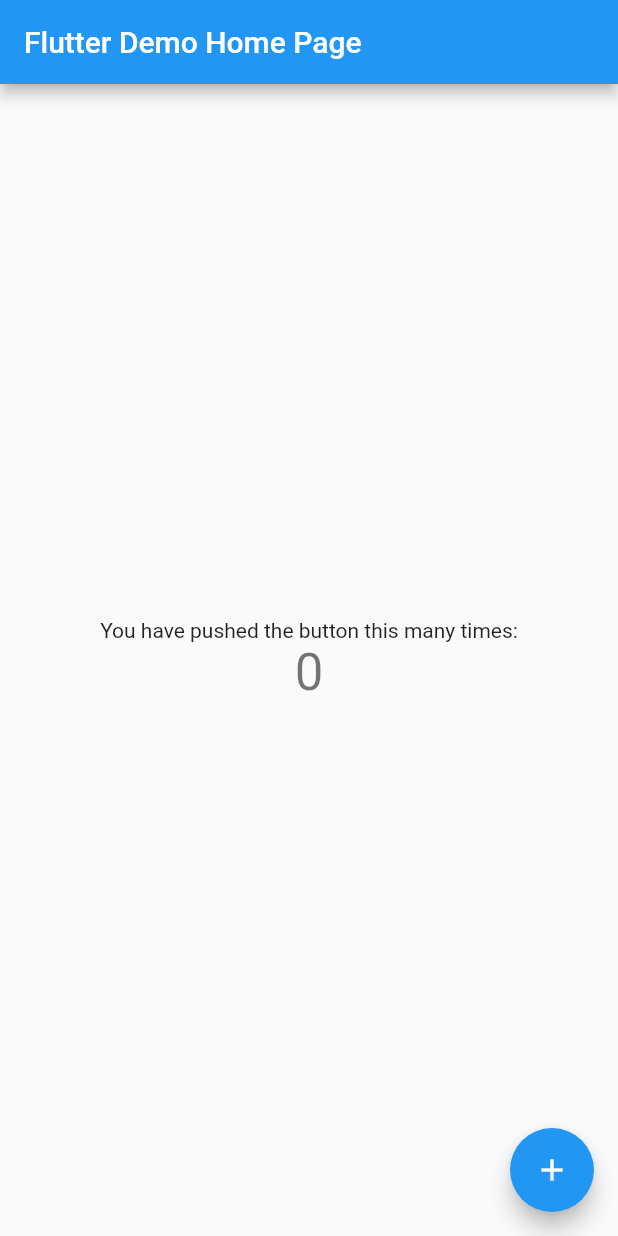
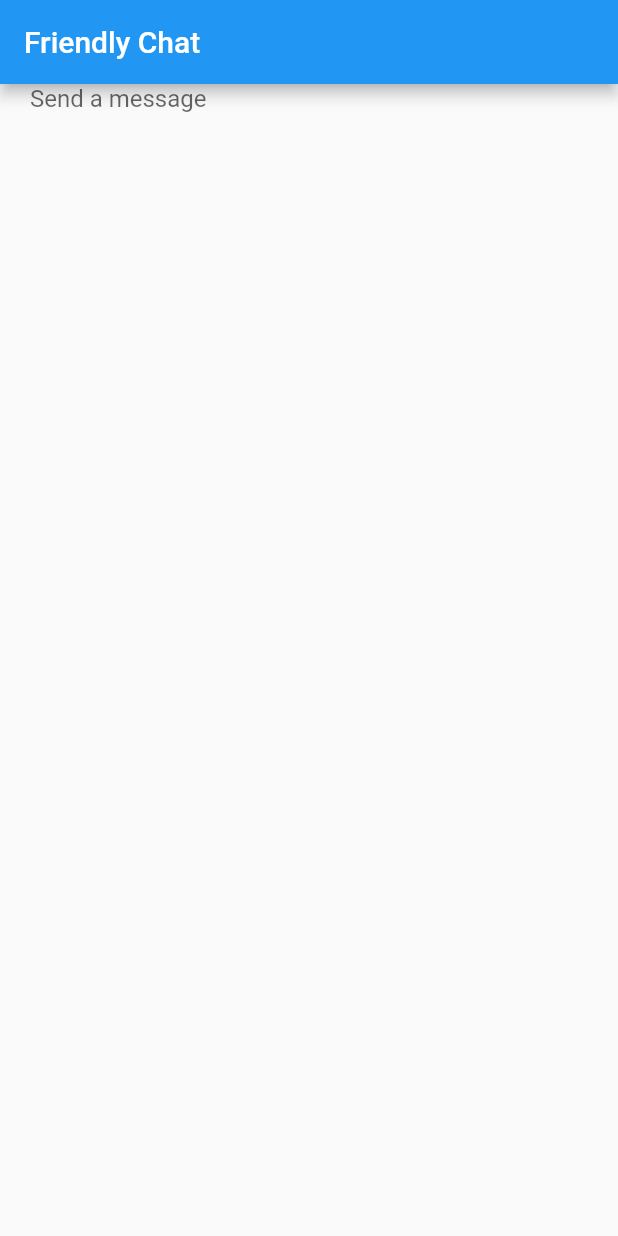
Before and after one commit to johnstennett24/Chat-app-tutorial, a Flutter app: the screen it shows after launch, on a phone screen of 412 x 824 dp. Run offline on Flutter 3.47's test engine with Material 2 defaults, Android fonts, the phone set to English and light mode, and no system bars.

Commit message:
added more based on the tutorial

```diff
--- a/my_app/lib/main.dart
+++ b/my_app/lib/main.dart
@@ -1,115 +1,59 @@
 import 'package:flutter/material.dart';
 
 void main() {
-  runApp(const MyApp());
+  runApp(const FriendlyChatApp());
 }
 
-class MyApp extends StatelessWidget {
-  const MyApp({Key? key}) : super(key: key);
+class FriendlyChatApp extends StatelessWidget {
+  const FriendlyChatApp({
+    Key? key,
+  }) : super(key: key);
 
-  // This widget is the root of your application.
   @override
   Widget build(BuildContext context) {
-    return MaterialApp(
-      title: 'Flutter Demo',
-      theme: ThemeData(
-        // This is the theme of your application.
-        //
-        // Try running your application with "flutter run". You'll see the
-        // application has a blue toolbar. Then, without quitting the app, try
-        // changing the primarySwatch below to Colors.green and then invoke
-        // "hot reload" (press "r" in the console where you ran "flutter run",
-        // or simply save your changes to "hot reload" in a Flutter IDE).
-        // Notice that the counter didn't reset back to zero; the application
-        // is not restarted.
-        primarySwatch: Colors.blue,
-      ),
-      home: const MyHomePage(title: 'Flutter Demo Home Page'),
+    return const MaterialApp(
+      title: 'FriendlyChat',
+      home: ChatScreen(),
     );
   }
 }
 
-class MyHomePage extends StatefulWidget {
-  const MyHomePage({Key? key, required this.title}) : super(key: key);
-
-  // This widget is the home page of your application. It is stateful, meaning
-  // that it has a State object (defined below) that contains fields that affect
-  // how it looks.
-
-  // This class is the configuration for the state. It holds the values (in this
-  // case the title) provided by the parent (in this case the App widget) and
-  // used by the build method of the State. Fields in a Widget subclass are
-  // always marked "final".
-
-  final String title;
+class ChatScreen extends StatefulWidget {
+  const ChatScreen({Key? key}) : super(key: key);
 
   @override
-  State<MyHomePage> createState() => _MyHomePageState();
+  State<ChatScreen> createState() => _ChatScreenState();
 }
 
-class _MyHomePageState extends State<MyHomePage> {
-  int _counter = 0;
-
-  void _incrementCounter() {
-    setState(() {
-      // This call to setState tells the Flutter framework that something has
-      // changed in this State, which causes it to rerun the build method below
-      // so that the display can reflect the updated values. If we changed
-      // _counter without calling setState(), then the build method would not be
-      // called again, and so nothing would appear to happen.
-      _counter++;
-    });
-  }
+class _ChatScreenState extends State<ChatScreen> {
+  final _textController = TextEditingController();
 
   @override
   Widget build(BuildContext context) {
-    // This method is rerun every time setState is called, for instance as done
-    // by the _incrementCounter method above.
-    //
-    // The Flutter framework has been optimized to make rerunning build methods
-    // fast, so that you can just rebuild anything that needs updating rather
-    // than having to individually change instances of widgets.
     return Scaffold(
-      appBar: AppBar(
-        // Here we take the value from the MyHomePage object that was created by
-        // the App.build method, and use it to set our appbar title.
-        title: Text(widget.title),
-      ),
-      body: Center(
-        // Center is a layout widget. It takes a single child and positions it
-        // in the middle of the parent.
-        child: Column(
-          // Column is also a layout widget. It takes a list of children and
-          // arranges them vertically. By default, it sizes itself to fit its
-          // children horizontally, and tries to be as tall as its parent.
-          //
-          // Invoke "debug painting" (press "p" in the console, choose the
-          // "Toggle Debug Paint" action from the Flutter Inspector in Android
-          // Studio, or the "Toggle Debug Paint" command in Visual Studio Code)
-          // to see the wireframe for each widget.
-          //
-          // Column has various properties to control how it sizes itself and
-          // how it positions its children. Here we use mainAxisAlignment to
-          // center the children vertically; the main axis here is the vertical
-          // axis because Columns are vertical (the cross axis would be
-          // horizontal).
-          mainAxisAlignment: MainAxisAlignment.center,
-          children: <Widget>[
-            const Text(
-              'You have pushed the button this many times:',
-            ),
-            Text(
-              '$_counter',
-              style: Theme.of(context).textTheme.headline4,
+      appBar: AppBar(title: Text('Friendly Chat')),
+      body: _buildTextComposer(),
+    );
+  }
+
+  Widget _buildTextComposer() {
+    return Container(
+        margin: const EdgeInsets.symmetric(horizontal: 20.0),
+        child: Row(
+          children: [
+            Flexible(
+              child: TextField(
+                controller: _textController,
+                onSubmitted: _handleSubmitted,
+                decoration:
+                    const InputDecoration.collapsed(hintText: 'Send a message'),
+              ),
             ),
           ],
-        ),
-      ),
-      floatingActionButton: FloatingActionButton(
-        onPressed: _incrementCounter,
-        tooltip: 'Increment',
-        child: const Icon(Icons.add),
-      ), // This trailing comma makes auto-formatting nicer for build methods.
-    );
+        ));
+  }
+
+  void _handleSubmitted(String text) {
+    _textController.clear();
   }
 }
```
